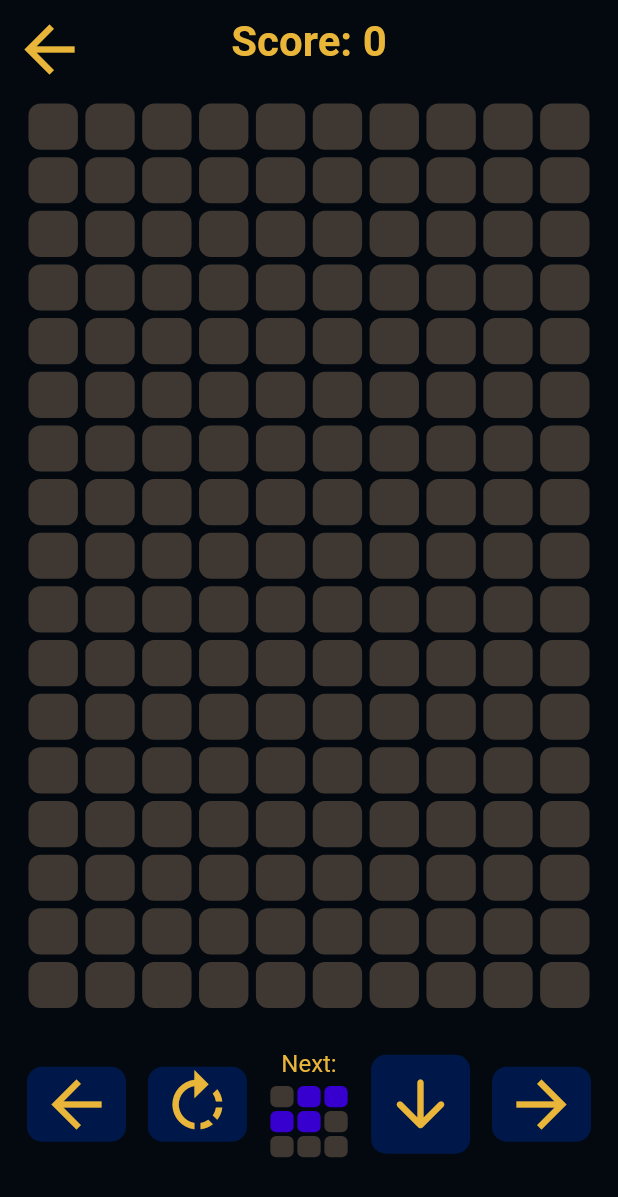
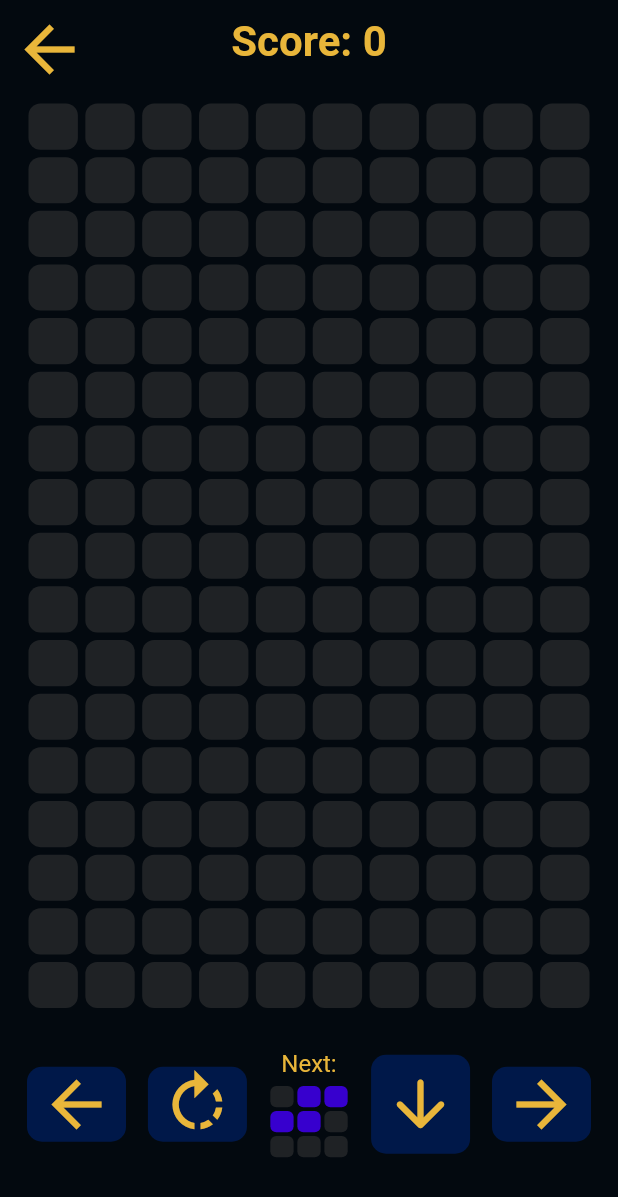
Before and after one commit to NatanRib/tetris_flutter, a Flutter app: the screen it shows after launch, after a tap on "New game", on a phone screen of 412 x 824 dp. Shown: the top 1197 px of the screen. Run offline on Flutter 3.47's test engine with Material 2 defaults, Android fonts, the phone set to English and light mode, and no system bars.

Commit message:
improve readme, change background color

```diff
--- a/lib/utils/my_colors.dart
+++ b/lib/utils/my_colors.dart
@@ -6,5 +6,5 @@ class MyColors {
   static const Color blue = Color(0xFF001849);
   static const Color blueGrey = Color(0xFF03090F);
   static const Color red = Color(0xFFe53434);
-  static const Color grey = Color.fromARGB(255, 63, 56, 50);
+  static const Color grey = Color.fromARGB(255, 31, 34, 37);
 }
```
Also changed, not shown: prints/Screenshot_1690142675.png (added), prints/Screenshot_1690142842.png (added), 1 other file.
